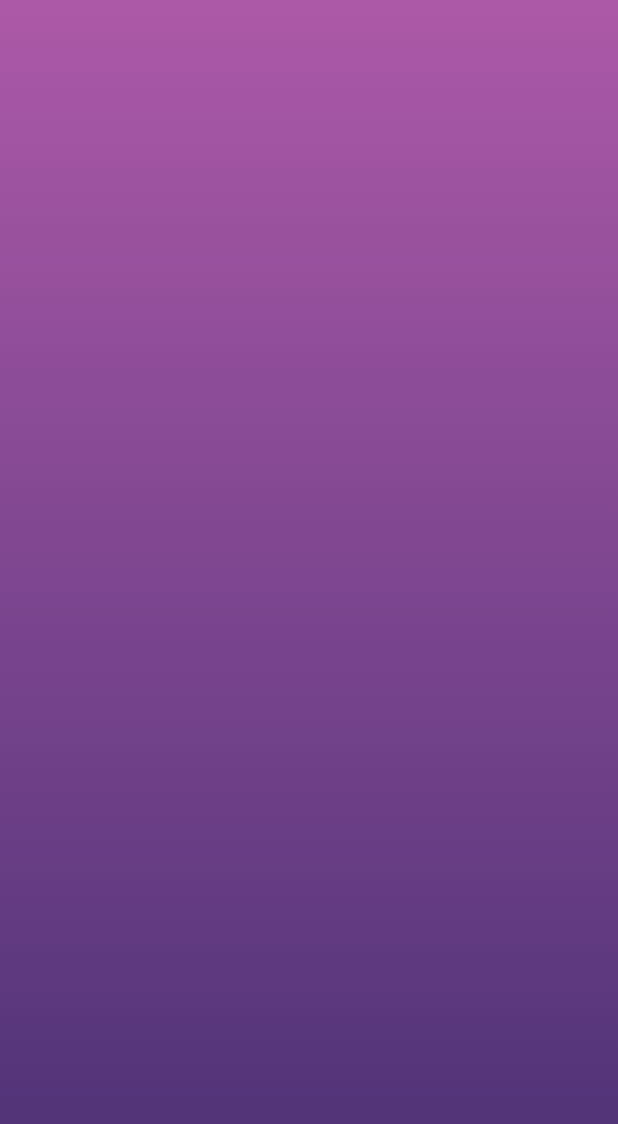
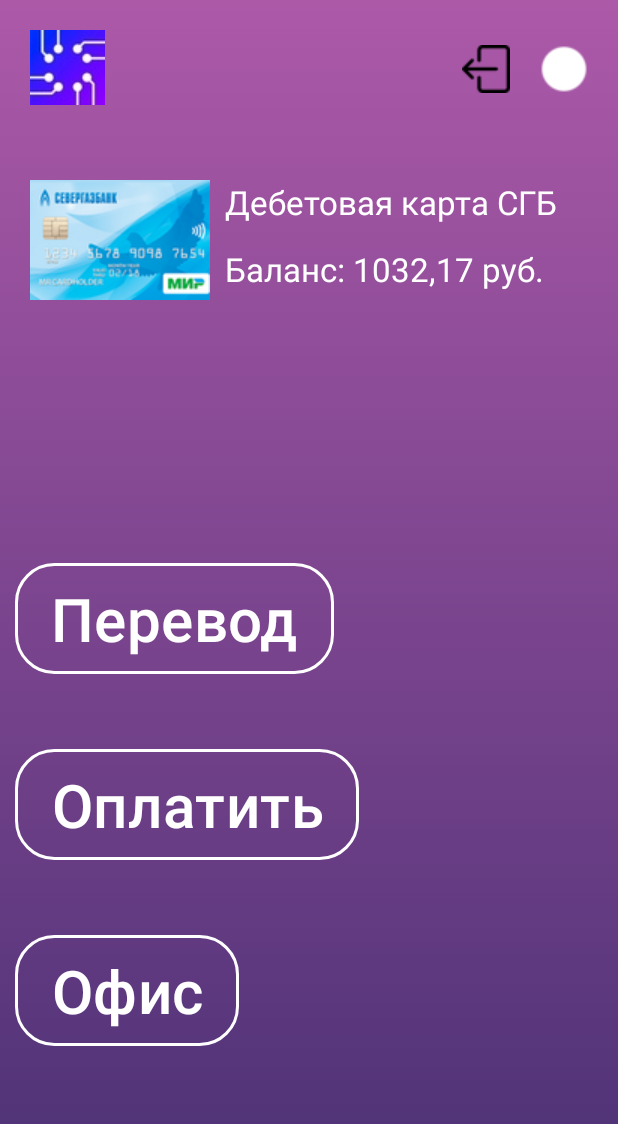
Before and after one commit to Ratsarmag/MobileBank, an Android app: the MainActivity screen opened directly, with no data from a screen before it, on a phone screen of 412 x 824 dp. Shown: the top 1124 px of the screen. Run offline under Robolectric (Android 15) with nearby library versions, the phone set to English and light mode, and no system bars.

Commit message:
Menu layout created. Low fix to activity_login

```diff
--- a/app/src/main/AndroidManifest.xml
+++ b/app/src/main/AndroidManifest.xml
@@ -13,18 +13,20 @@
         android:theme="@style/Theme.Mobilebank_"
         tools:targetApi="31">
         <activity
+            android:name=".ProfileActivity"
+            android:exported="false" />
+        <activity
             android:name=".LoginActivity"
             android:exported="true">
-        <intent-filter>
-            <action android:name="android.intent.action.MAIN" />
+            <intent-filter>
+                <action android:name="android.intent.action.MAIN" />
 
-            <category android:name="android.intent.category.LAUNCHER" />
-        </intent-filter>
-    </activity>
+                <category android:name="android.intent.category.LAUNCHER" />
+            </intent-filter>
+        </activity>
         <activity
             android:name=".MainActivity"
-            android:exported="false">
-        </activity>
+            android:exported="false"></activity>
     </application>
 
 </manifest>
--- a/app/src/main/java/com/example/mobilebank_/LoginActivity.java
+++ b/app/src/main/java/com/example/mobilebank_/LoginActivity.java
@@ -23,7 +23,7 @@ public class LoginActivity extends AppCompatActivity {
         pinView = findViewById(R.id.PINfield);
         pinView.setPasswordHidden(false);
         pinView.requestFocus();
-        Intent intent = new Intent(this, MainActivity.class);
+        Intent menu = new Intent(this, MainActivity.class);
         InputMethodManager inputMethodManager = (InputMethodManager) getSystemService(Context.INPUT_METHOD_SERVICE);
         inputMethodManager.toggleSoftInput(InputMethodManager.SHOW_FORCED, InputMethodManager.HIDE_IMPLICIT_ONLY);
         pinView.addTextChangedListener(new TextWatcher() {
@@ -35,7 +35,7 @@ public class LoginActivity extends AppCompatActivity {
             @Override
             public void onTextChanged(CharSequence s, int start, int before, int count) {
                 if(s.toString().length() == 4) {
-                    startActivity(intent);
+                    startActivity(menu);
                 }
             }
 
--- a/app/src/main/java/com/example/mobilebank_/MainActivity.java
+++ b/app/src/main/java/com/example/mobilebank_/MainActivity.java
@@ -2,7 +2,9 @@ package com.example.mobilebank_;
 
 import androidx.appcompat.app.AppCompatActivity;
 
+import android.content.Intent;
 import android.os.Bundle;
+import android.view.View;
 
 public class MainActivity extends AppCompatActivity {
 
@@ -11,4 +13,13 @@ public class MainActivity extends AppCompatActivity {
         super.onCreate(savedInstanceState);
         setContentView(R.layout.activity_main);
     }
+
+    public void exitClick(View view){
+        this.finishAffinity();
+    }
+
+    public void profileClick(View view){
+        Intent profile = new Intent(this, ProfileActivity.class);
+        startActivity(profile);
+    }
 }
--- /dev/null
+++ b/app/src/main/java/com/example/mobilebank_/ProfileActivity.java
@@ -0,0 +1,14 @@
+package com.example.mobilebank_;
+
+import androidx.appcompat.app.AppCompatActivity;
+
+import android.os.Bundle;
+
+public class ProfileActivity extends AppCompatActivity {
+
+    @Override
+    protected void onCreate(Bundle savedInstanceState) {
+        super.onCreate(savedInstanceState);
+        setContentView(R.layout.activity_profile);
+    }
+}
--- /dev/null
+++ b/app/src/main/res/drawable/button_bg.xml
@@ -0,0 +1,7 @@
+<?xml version="1.0" encoding="utf-8"?>
+<shape  xmlns:android="http://schemas.android.com/apk/res/android"
+    android:shape="rectangle">
+    <solid android:color="@null"> </solid>
+    <stroke android:width="2dp" android:color="#FFF"> </stroke>
+    <corners android:radius="25dp"> </corners>
+</shape>
--- a/app/src/main/res/layout/activity_login.xml
+++ b/app/src/main/res/layout/activity_login.xml
@@ -12,8 +12,8 @@
         android:layout_width="wrap_content"
         android:layout_height="wrap_content"
         android:src="@drawable/vksit"
-        android:layout_marginLeft="30dp"
-        android:layout_marginTop="30dp"
+        android:layout_marginLeft="20dp"
+        android:layout_marginTop="20dp"
         app:layout_constraintLeft_toLeftOf="parent"
         app:layout_constraintTop_toTopOf="parent"
         />
--- a/app/src/main/res/layout/activity_main.xml
+++ b/app/src/main/res/layout/activity_main.xml
@@ -7,4 +7,112 @@
     android:background="@drawable/gradient"
     tools:context=".MainActivity">
 
+    <ImageButton
+        android:id="@+id/profile"
+        android:layout_width="wrap_content"
+        android:layout_height="wrap_content"
+        android:onClick="profileClick"
+        android:background="@null"
+        android:src="@drawable/profile"
+        android:layout_marginRight="20dp"
+        android:layout_marginTop="30dp"
+        app:layout_constraintTop_toTopOf="parent"
+        app:layout_constraintRight_toRightOf="parent" />
+
+    <ImageButton
+        android:id="@+id/exit"
+        android:layout_width="wrap_content"
+        android:layout_height="wrap_content"
+        android:onClick="exitClick"
+        android:background="@null"
+        android:src="@drawable/exit"
+        android:layout_marginRight="20dp"
+        android:layout_marginTop="30dp"
+        app:layout_constraintTop_toTopOf="parent"
+        app:layout_constraintRight_toLeftOf="@id/profile" />
+    <ImageView
+        android:id="@+id/vksit"
+        android:layout_width="wrap_content"
+        android:layout_height="wrap_content"
+        android:src="@drawable/vksit"
+        android:layout_marginLeft="20dp"
+        android:layout_marginTop="20dp"
+        app:layout_constraintTop_toTopOf="parent"
+        app:layout_constraintLeft_toLeftOf="parent"
+        />
+
+    <ImageView
+        android:id="@+id/card"
+        android:layout_width="wrap_content"
+        android:layout_height="wrap_content"
+        android:src="@drawable/card"
+        android:layout_marginLeft="20dp"
+        android:layout_marginTop="50dp"
+        app:layout_constraintTop_toBottomOf="@id/vksit"
+        app:layout_constraintLeft_toLeftOf="parent"
+        />
+    <TextView
+        android:id="@+id/cardText"
+        android:layout_width="wrap_content"
+        android:layout_height="wrap_content"
+        android:text="Дебетовая карта СГБ"
+        android:textSize="22sp"
+        android:textColor="@color/white"
+        android:layout_marginLeft="10dp"
+        app:layout_constraintLeft_toRightOf="@id/card"
+        app:layout_constraintTop_toTopOf="@id/card"/>
+
+    <TextView
+        android:layout_width="wrap_content"
+        android:layout_height="wrap_content"
+        android:text="Баланс: 1032,17 руб."
+        android:textSize="22sp"
+        android:textColor="@color/white"
+        android:layout_marginTop="15dp"
+        android:layout_marginLeft="10dp"
+        app:layout_constraintLeft_toRightOf="@id/card"
+        app:layout_constraintTop_toBottomOf="@id/cardText"/>
+    <Button
+        android:id="@+id/remittance"
+        android:layout_width="wrap_content"
+        android:layout_height="wrap_content"
+        android:text="Перевод"
+        android:textSize="40sp"
+        android:background="@drawable/button_bg"
+        android:layout_marginLeft="10dp"
+        app:backgroundTint="@null"
+        app:layout_constraintLeft_toLeftOf="parent"
+        app:layout_constraintTop_toTopOf="parent"
+        app:layout_constraintBottom_toBottomOf="parent"
+        />
+    <Button
+        android:id="@+id/pay"
+        android:layout_width="wrap_content"
+        android:layout_height="wrap_content"
+        android:text="Оплатить"
+        android:textSize="40sp"
+        android:background="@drawable/button_bg"
+        android:layout_marginLeft="10dp"
+        android:layout_marginTop="50dp"
+        app:backgroundTint="@null"
+        app:layout_constraintLeft_toLeftOf="parent"
+        app:layout_constraintTop_toBottomOf="@id/remittance"
+        />
+
+    <Button
+        android:id="@+id/office"
+        android:layout_width="wrap_content"
+        android:layout_height="wrap_content"
+        android:text="Офис"
+        android:textSize="40sp"
+        android:background="@drawable/button_bg"
+        android:layout_marginLeft="10dp"
+        android:layout_marginTop="50dp"
+        app:backgroundTint="@null"
+        app:layout_constraintLeft_toLeftOf="parent"
+        app:layout_constraintTop_toBottomOf="@id/pay"
+        />
+
+
+
 </androidx.constraintlayout.widget.ConstraintLayout>
--- /dev/null
+++ b/app/src/main/res/layout/activity_profile.xml
@@ -0,0 +1,10 @@
+<?xml version="1.0" encoding="utf-8"?>
+<androidx.constraintlayout.widget.ConstraintLayout xmlns:android="http://schemas.android.com/apk/res/android"
+    xmlns:app="http://schemas.android.com/apk/res-auto"
+    xmlns:tools="http://schemas.android.com/tools"
+    android:layout_width="match_parent"
+    android:layout_height="match_parent"
+    tools:context=".ProfileActivity"
+    android:background="@drawable/gradient">
+
+</androidx.constraintlayout.widget.ConstraintLayout>
```
Also changed, not shown: app/src/main/res/drawable/card.png (added), app/src/main/res/drawable/profile.png (added).
